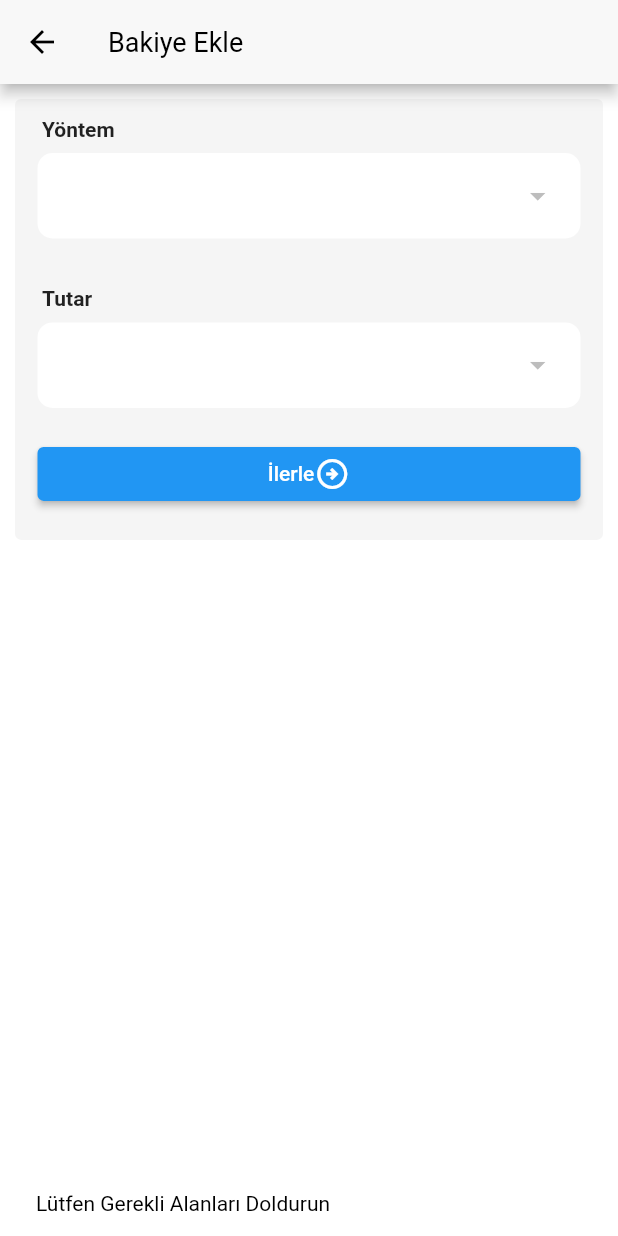
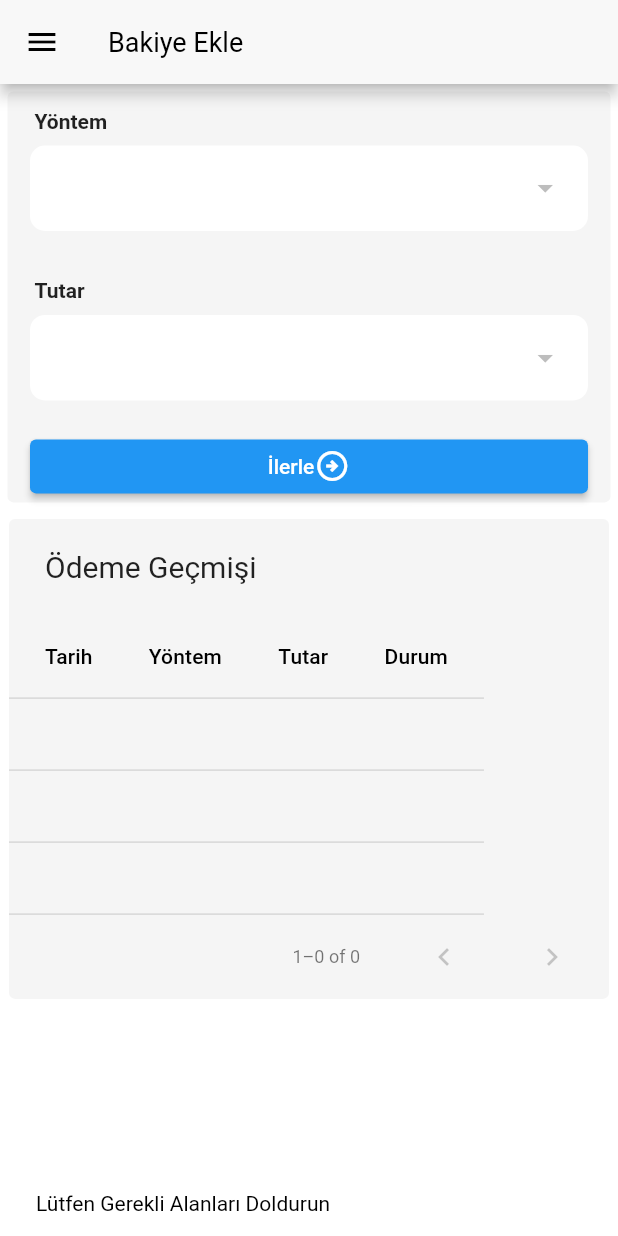
Before and after one commit to musaguzel/musmeramedya, a Flutter app: the AddBalancePage screen opened directly with empty values, after a tap on "İlerle", on a phone screen of 412 x 824 dp. Run offline on Flutter 3.47's test engine with Material 2 defaults, Android fonts, the light colour scheme and no system bars; our stand-ins replace cloud_firestore, connectivity_plus, firebase_auth, firebase_core, flutter_mobx, lottie and 5 more; accounts and stored records are empty; generated files the repository leaves out were written again.

Commit message:
geliştirmeler yapıldı

```diff
--- a/lib/core/extension/string_extension.dart
+++ b/lib/core/extension/string_extension.dart
@@ -16,6 +16,8 @@ extension StringLocalization on String {
   }
 }
 
+
+
 extension ImagePathExtension on String {
   String get toSVG => 'assets/svg/$this.svg';
   String get toPNG => 'assets/images/$this.png';
--- a/lib/main.dart
+++ b/lib/main.dart
@@ -38,8 +38,7 @@ class MyApp extends StatelessWidget {
 }
 
 //internet kontrolü eklenecek
-//user olayı halledilecek. user bir kere veritabanından okunacak tüm sayfalarda kullanılabilecek provider falan ne gerekiyorsa yap
-//sipariş durumu izleme kısmı yapılacak
-//tarihler veritabanına karman çorban veriliyor onlara regex tanımlanacak.
+//drawer da bazı sayfalardan gelince Musa güzel ve bakiye kısmı sıfırlanıyor bu çözülecek
+//Siparişler kısmının Tasarımını Datatable benzetmeye çalış ya da internetten side Datatable diye bir arat
 //url , kısmına regex kural tanımlanacak
 //kodlar düzenlenecek stringler ayarlanacak, tasarım güzelleştirilecek
--- /dev/null
+++ b/lib/ui/add_balance/components/payment_history_data_table.dart
@@ -0,0 +1,135 @@
+import 'package:flutter/material.dart';
+import 'package:musmeramedya/core/extension/context_extension.dart';
+import 'package:musmeramedya/ui/add_balance/model/payment_model/payment_model.dart';
+
+class PaymentHistoryDataTable extends StatelessWidget {
+   const PaymentHistoryDataTable({super.key,required this.paymentHistory});
+
+
+  final List<PaymentModel> paymentHistory;
+
+  @override
+  Widget build(BuildContext context) {
+    return PaginatedDataTable(
+      columnSpacing: context.width / 11,
+      showCheckboxColumn: false, // Eğer seçim sütunu istemiyorsanız false yapabilirsiniz
+      header: const Text('Ödeme Geçmişi'),
+      rowsPerPage: 3, // Her sayfadaki satır sayısı
+      columns: const [
+        DataColumn(label: Text('Tarih')),
+        DataColumn(label: Text('Yöntem')),
+        DataColumn(label: Text('Tutar')),
+        DataColumn(label: Text('Durum')),
+      ],
+      source: PaymentHistoryDataSource(paymentHistory),
+    );
+  }
+}
+
+class PaymentHistoryDataSource extends DataTableSource {
+  final List<PaymentModel> _data;
+
+  PaymentHistoryDataSource(this._data);
+
+  @override
+  DataRow? getRow(int index) {
+    if (index >= _data.length) return null;
+    final payment = _data[index];
+    return DataRow.byIndex(
+      index: index,
+      cells: [
+        DataCell(Text(payment.date.toString(),style: const TextStyle(fontSize: 12),)),
+        DataCell(Text(payment.selectedPaymentMethod,style: const TextStyle(fontSize: 13),)),
+        DataCell(Container(
+          padding: const EdgeInsets.all(1.0),
+          //decoration: BoxDecoration(border: Border.all(color: Colors.blue)),
+          child: RichText(
+            text: TextSpan(
+                text: "${payment.selectedPaymentTotal} TL",
+                style: TextStyle(
+                    fontSize: 11.0,
+                    color: Colors.red.withOpacity(0.6),
+                    decoration: TextDecoration.lineThrough),
+                children: <TextSpan>[
+                  TextSpan(
+                      text:
+                      " ${payment.totalPayment} TL",
+                      style: const TextStyle(
+                          fontSize: 13.0,
+                          color: Colors.green,
+                          decoration: TextDecoration.none))
+                ]),
+          ),
+        ),),
+        DataCell(
+          Text(payment.status ? 'Başarılı' : 'İşlemde',style: TextStyle(color: payment.status ? Colors.green : Colors.red,fontSize: 12),),
+        ),
+      ],
+    );
+  }
+
+  @override
+  bool get isRowCountApproximate => false;
+
+  @override
+  int get rowCount => _data.length;
+
+  @override
+  int get selectedRowCount => 0;
+}
+
+
+
+
+
+
+
+
+
+
+/*import 'package:data_table_2/data_table_2.dart';
+import 'package:flutter/material.dart';
+import 'package:musmeramedya/core/extension/context_extension.dart';
+import 'package:musmeramedya/ui/add_balance/model/payment_model/payment_model.dart';
+
+class PaymentHistoryDataTable extends StatefulWidget {
+  const PaymentHistoryDataTable({super.key, required this.paymentHistory});
+
+  final List<PaymentModel> paymentHistory;
+
+  @override
+  State<PaymentHistoryDataTable> createState() => _PaymentHistoryDataTableState();
+}
+
+class _PaymentHistoryDataTableState extends State<PaymentHistoryDataTable> {
+  @override
+  @override
+  Widget build(BuildContext context) {
+    return Container(
+      width: context.width,
+      height: 200,*/
+     /* child: DataTable(
+        columnSpacing: context.width / 11,
+
+        showBottomBorder: true,
+        columns: const [
+          DataColumn2(label: Text('Tarih')),
+          DataColumn2(label: Text('Yöntem')),
+          DataColumn2(label: Text('Tutar')),
+          DataColumn2(label: Text('Durum')),
+        ],
+        rows: widget.paymentHistory.map((payment) {
+          return DataRow.byIndex(
+            index: widget.paymentHistory.indexOf(payment),
+            cells: [
+              DataCell(Text(payment.date.toString())),
+              DataCell(Text(payment.selectedPaymentMethod)),
+              DataCell(Text(payment.totalPayment)),
+              DataCell(Text(payment.status ? 'Başarılı': 'İşlemde',style: TextStyle(color: payment.status ? Colors.green : Colors.red),)),
+            ],
+          );
+        }).toList(),
+      ),
+    );
+  }
+}*/
--- a/lib/ui/add_balance/model/payment_model/payment_model.dart
+++ b/lib/ui/add_balance/model/payment_model/payment_model.dart
@@ -24,7 +24,10 @@ class PaymentModel {
   String  totalPayment;
 
   @JsonKey(name: 'date')
-  DateTime  date;
+  String  date;
+
+  @JsonKey(name: 'status')
+  bool  status;
 
 
 
@@ -34,7 +37,7 @@ class PaymentModel {
 
 
   PaymentModel({required this.userId, required this.userName,required this.selectedPaymentMethod,
-    required this.selectedPaymentTotal,required this.selectedPaymentDiscount,required this.totalPayment,required this.date});
+    required this.selectedPaymentTotal,required this.selectedPaymentDiscount,required this.totalPayment,required this.date,required this.status});
 
   factory PaymentModel.fromJson(Map<String,dynamic> json) => _$PaymentModelFromJson(json);
   Map<String,dynamic> toJson() => _$PaymentModelToJson(this);
--- a/lib/ui/add_balance/view/first_stage/add_balance_page.dart
+++ b/lib/ui/add_balance/view/first_stage/add_balance_page.dart
@@ -1,11 +1,14 @@
 import 'dart:ui';
 import 'package:flutter/material.dart';
 import 'package:flutter_mobx/flutter_mobx.dart';
+import 'package:intl/intl.dart';
 import 'package:musmeramedya/core/base/view/base_widget.dart';
 import 'package:musmeramedya/core/extension/context_extension.dart';
 import 'package:musmeramedya/core/init/constants/navigation/navigation_constants.dart';
 import 'package:musmeramedya/ui/add_balance/viewModel/add_balance_page_view_model.dart';
 import 'package:musmeramedya/ui/register/model/user_model.dart';
+import '../../../main/components/navigation_drawer.dart';
+import '../../components/payment_history_data_table.dart';
 import '../../model/payment_model/payment_model.dart';
 
 class AddBalancePage extends StatelessWidget {
@@ -23,14 +26,15 @@ class AddBalancePage extends StatelessWidget {
         },
         onPageBuilder: (context, store, networkResult) =>
             Scaffold(
-              //drawer: NavigationDrawerMain(),
+              drawer: NavigationDrawerMain(),
                 appBar: AppBar(
-                  title: Text('Bakiye Ekle'),
+                  title: const Text('Bakiye Ekle'),
                 ),
                 body: SingleChildScrollView(
-                    child: Column(children: [
+                    child: Column(
+                        children: [
                       Card(
-                          margin: const EdgeInsets.all(10),
+                          margin: const EdgeInsets.all(5),
                           child: Padding(
                               padding: const EdgeInsets.only(
                                 left: 15.0,
@@ -49,8 +53,19 @@ class AddBalancePage extends StatelessWidget {
                                         store: store, context: context),
                                     buildSizedBox20,
                                     buildButtonNext(store,currentUser),
-                                    buildSizedBox20,
-                                  ])))
+                                    //buildSizedBox20,
+                                  ]))),
+
+                                Observer(builder: (_){
+                                  return
+                                  !store.isPaymentHistoryLoading ?
+                                   Padding(
+                                     padding: const EdgeInsets.all(2.0),
+                                     child: PaymentHistoryDataTable(paymentHistory: store.paymentHistory,),
+                                   ) : const CircularProgressIndicator();
+                                },)
+
+
                     ]))));
   }
 
@@ -60,8 +75,9 @@ class AddBalancePage extends StatelessWidget {
         onPressed: () {
           if (store.selectedPaymentMethod != null &&
               store.selectedPaymentTotal != null) {
+            final formattedDate = DateFormat('dd-MM-yyyy hh:mm').format(DateTime.now());
             final paymentModel = PaymentModel(userId: currentUser.userID.toString(),userName: currentUser.fullName.toString(),selectedPaymentMethod: store.selectedPaymentMethod.toString()
-            ,selectedPaymentTotal:store.selectedPaymentTotal.toString(),selectedPaymentDiscount: store.selectedDiscount.toString(),totalPayment: store.totalPayment.toString(),date: DateTime.now() );
+            ,selectedPaymentTotal:store.selectedPaymentTotal.toString(),selectedPaymentDiscount: store.selectedDiscount.toString(),totalPayment: store.totalPayment.toString(),date: formattedDate,status: false );
             store.navigation.navigateToPage(
                 path: NavigationConstants.ADD_BALANCE_SECOND, data: paymentModel);
           } else {
--- a/lib/ui/add_balance/viewModel/add_balance_page_view_model.dart
+++ b/lib/ui/add_balance/viewModel/add_balance_page_view_model.dart
@@ -20,6 +20,7 @@ abstract class _AddBalancePageViewModelBase with Store, BaseViewModel {
   @override
   Future<void> init() async {
     await getPaymentInfo();
+    await getPaymentHistory();
   }
 
 
@@ -69,10 +70,37 @@ abstract class _AddBalancePageViewModelBase with Store, BaseViewModel {
   @action
   Future<void> savePaymentProccessToFirebase(PaymentModel paymentModel) async {
   try{
-    await firebaseFirestore.collection('payments').add(paymentModel.toJson());
+    //await firebaseFirestore.collection('payments').add(paymentModel.toJson());
+    await firebaseFirestore.collection('users').doc(firebaseAuth.currentUser?.uid).collection('payment_history').add(paymentModel.toJson());
   }catch(e){
 
     }
+  }
+
+  @observable
+  ObservableList<PaymentModel> paymentHistory = ObservableList<PaymentModel>();
+
+  @observable
+  bool isPaymentHistoryLoading = false;
+
+  @action
+  Future<void> getPaymentHistory() async {
+    isPaymentHistoryLoading = true;
+    var paymentHistoryFromFirestore = await firebaseFirestore
+        .collection('users')
+        .doc(firebaseAuth.currentUser?.uid)
+        .collection('payment_history')
+        .orderBy('date', descending: true)
+        .get();
+
+    if (paymentHistoryFromFirestore.docs.isNotEmpty) {
+      for (var element in paymentHistoryFromFirestore.docs) {
+        paymentHistory.add(PaymentModel.fromJson(element.data()));
+      }
+    } else {
+      print('Belge bulunamadı');
+    }
+    isPaymentHistoryLoading = false;
   }
 
   @action
--- a/lib/ui/main/components/navigation_drawer.dart
+++ b/lib/ui/main/components/navigation_drawer.dart
@@ -5,6 +5,7 @@ import 'package:musmeramedya/ui/main/viewModel/main_page_view_model.dart';
 import 'package:musmeramedya/ui/register/model/user_model.dart';
 
 import '../../../core/init/constants/navigation/navigation_constants.dart';
+import '../view/main_page.dart';
 
 
 class NavigationDrawerMain extends StatelessWidget {
@@ -78,7 +79,7 @@ class NavigationDrawerMain extends StatelessWidget {
           leading: Icon(Icons.add),
           title: Text("Bakiye Ekle"),
           onTap: (){
-            navigation.navigateToPage(path: NavigationConstants.ADD_BALANCE,data: viewModel?.currentUser);
+            navigation.navigateToPage(path: NavigationConstants.ADD_BALANCE,data: viewModel?.currentUser ?? userModelGlobal);
           },
         ),ListTile(
           leading: Icon(Icons.add),
--- a/lib/ui/main/view/main_page.dart
+++ b/lib/ui/main/view/main_page.dart
@@ -8,8 +8,11 @@ import '../../../core/base/view/base_widget.dart';
 import '../../../core/init/app_strings.dart';
 import '../../../core/init/constants/app/app_constants.dart';
 import '../../../core/init/network/network_change_manager.dart';
+import '../../register/model/user_model.dart';
 import '../components/navigation_drawer.dart';
 
+
+    UserModel userModelGlobal = UserModel(fullName: "", email: "", balance: 5, userID: "");
 class MainPage extends StatefulWidget {
   MainPage({super.key});
 
@@ -25,7 +28,7 @@ class _MainPageState extends State<MainPage> {
         onModelReady: (model) {
           model.init();
           model.setContext(context);
-        },
+          },
         onPageBuilder: (context, store, networkResult) =>
             buildScaffold(context, store, networkResult));
   }
--- a/lib/ui/main/viewModel/main_page_view_model.dart
+++ b/lib/ui/main/viewModel/main_page_view_model.dart
@@ -1,7 +1,9 @@
 import 'package:cloud_firestore/cloud_firestore.dart';
+import 'package:intl/intl.dart';
 import 'package:mobx/mobx.dart';
 import 'package:flutter/material.dart';
 import 'package:musmeramedya/ui/main/model/social_media_model/social_media_service_model.dart';
+import 'package:musmeramedya/ui/main/view/main_page.dart';
 import 'package:musmeramedya/ui/orders/model/orders_model.dart';
 import 'package:musmeramedya/ui/register/model/user_model.dart';
 import '../../../core/base/model/base_view_model.dart';
@@ -70,6 +72,7 @@ abstract class _MainPageViewModelBase with Store, BaseViewModel {
       UserModel user =
       UserModel.fromJson(snapshot.data() as Map<String, dynamic>);
       currentUser = user;
+      userModelGlobal = user;
     }
   }
 
@@ -120,7 +123,8 @@ abstract class _MainPageViewModelBase with Store, BaseViewModel {
     if(firebaseAuth.currentUser != null){
       double? parsedValue = double.tryParse(livePrice);
       if(selectedCategory != null && parsedValue != null && livePrice.isNotEmpty && amountController.text.isNotEmpty && linkController.text.isNotEmpty){
-        OrdersModel order = OrdersModel(userID: firebaseAuth.currentUser!.uid, datetime: DateTime.now(),serviceName: selectedService?['servicename'].toString() ?? 'null' ,servicePrice: livePrice, serviceAmount: amountController.text, socialMediaLink: linkController.text, socialMediaName:
+        final formattedDate = DateFormat('dd-MM-yyyy hh:mm').format(DateTime.now());
+        OrdersModel order = OrdersModel(userID: firebaseAuth.currentUser!.uid, datetime: formattedDate,serviceName: selectedService?['servicename'].toString() ?? 'null' ,servicePrice: livePrice, serviceAmount: amountController.text, socialMediaLink: linkController.text, socialMediaName:
             selectedCategory?.socialMediaName ?? "instagram",status: false);
         await firebaseFirestore.collection('orders').add(order.toJson()).then((value) => showsnackbar(message: 'Siparişiniz Kaydedildi',backgroundColor: Colors.green));
       }else{
--- a/lib/ui/orders/model/orders_model.dart
+++ b/lib/ui/orders/model/orders_model.dart
@@ -9,7 +9,7 @@ class OrdersModel {
   String userID;
 
   @JsonKey(name: 'date')
-  DateTime datetime;
+  String datetime;
 
   @JsonKey(name: 'service_name')
   String  serviceName;
--- a/pubspec.yaml
+++ b/pubspec.yaml
@@ -12,6 +12,7 @@ environment:
 dependencies:
   flutter:
     sdk: flutter
+  intl: ^0.17.0
 
   cupertino_icons: ^1.0.2
 
@@ -37,6 +38,7 @@ dependencies:
 
   shimmer: ^3.0.0
   cached_network_image: ^3.3.0
+  data_table_2: ^2.5.8
 
 
 
```
Also changed, not shown: lib/ui/payment_successful/view/payment_successful_page.dart (+3 -4 lines), lib/ui/add_balance/model/payment_model/payment_model.g.dart (added), lib/ui/add_balance/viewModel/add_balance_page_view_model.g.dart, lib/ui/orders/model/orders_model.g.dart, pubspec.lock.
